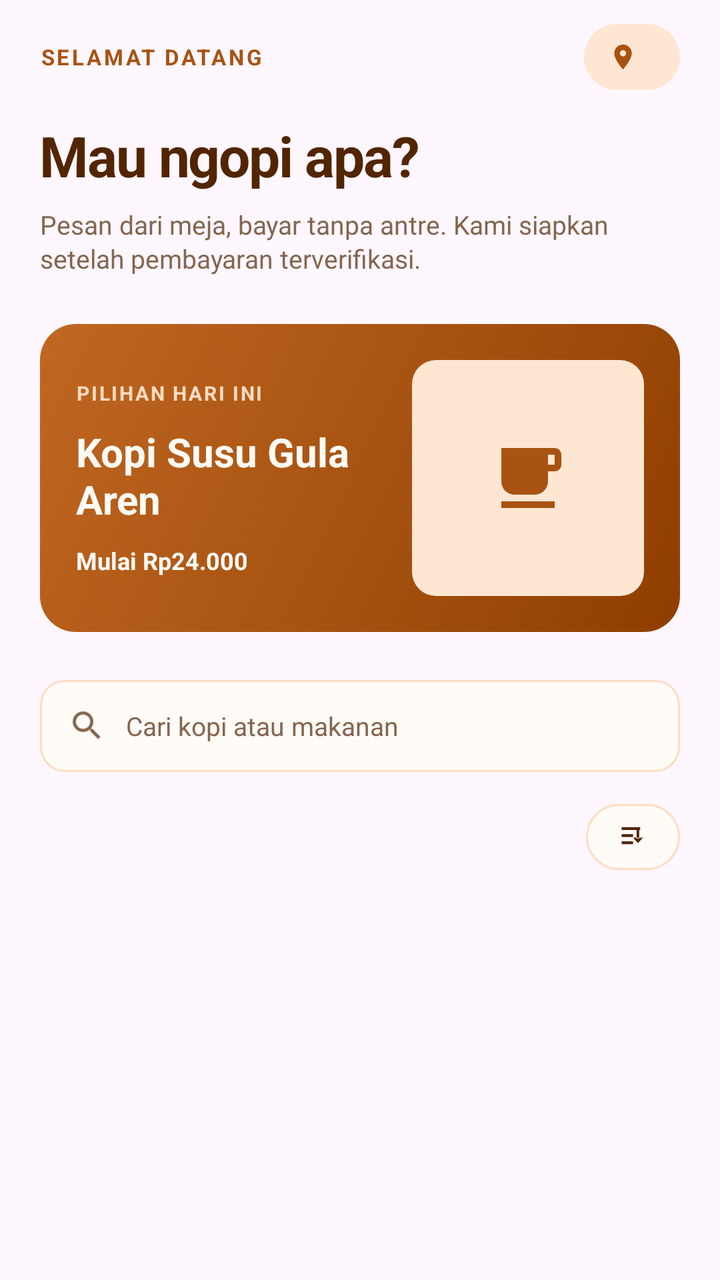
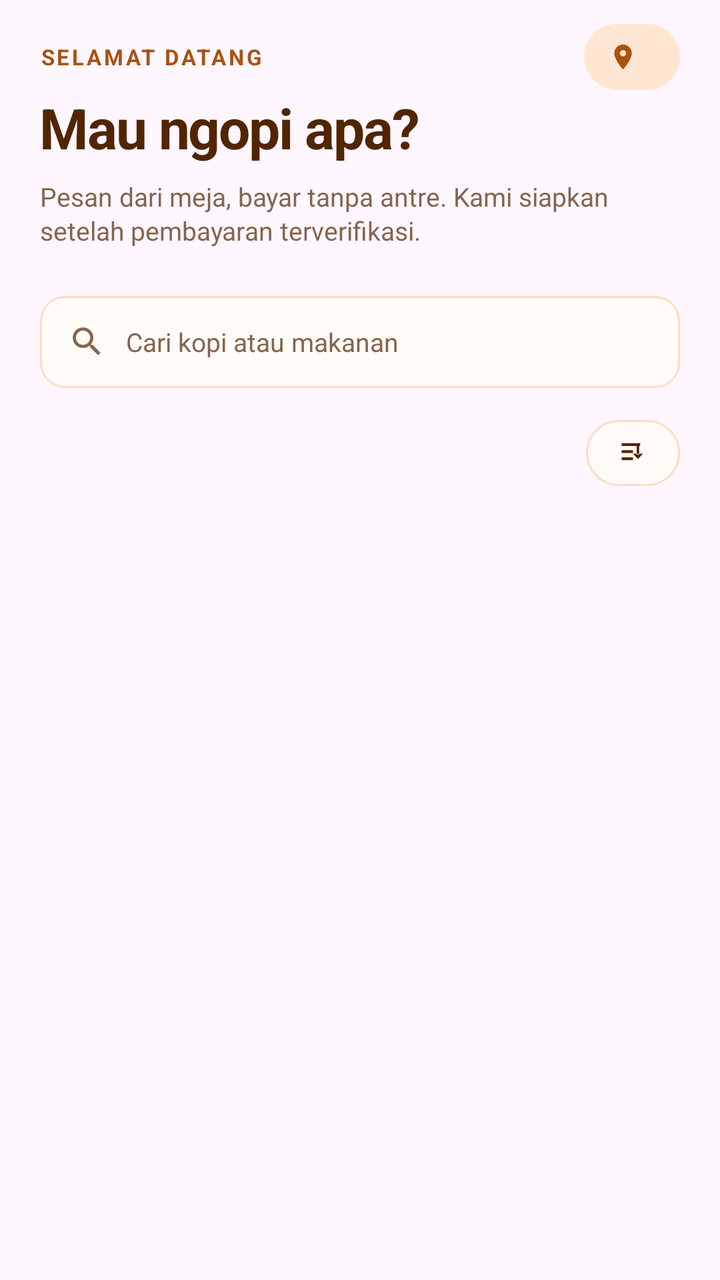

Before-and-after screenshots of an Android layout around one commit, followed by the original layout XML and the change that was made.
<!-- AndroidManifest.xml: application theme Theme.KopiInggil -->
<!-- res/layout/fragment_menu.xml -->
<?xml version="1.0" encoding="utf-8"?>
<ScrollView xmlns:android="http://schemas.android.com/apk/res/android"
    xmlns:app="http://schemas.android.com/apk/res-auto"
    xmlns:tools="http://schemas.android.com/tools"
    android:layout_width="match_parent"
    android:layout_height="match_parent"
    android:fillViewport="true"
    android:scrollbars="none"
    tools:context=".MenuFragment">

    <LinearLayout
        android:layout_width="match_parent"
        android:layout_height="wrap_content"
        android:orientation="vertical"
        android:paddingBottom="12dp">

        <LinearLayout
            android:layout_width="match_parent"
            android:layout_height="wrap_content"
            android:orientation="vertical"
            android:paddingStart="20dp"
            android:paddingTop="12dp"
            android:paddingEnd="20dp"
            android:paddingBottom="8dp">

            <LinearLayout
                android:layout_width="match_parent"
                android:layout_height="wrap_content"
                android:gravity="center_vertical"
                android:orientation="horizontal">

                <TextView
                    android:layout_width="0dp"
                    android:layout_height="wrap_content"
                    android:layout_weight="1"
                    android:letterSpacing="0.11"
                    android:text="@string/welcome_label"
                    android:textColor="@color/ngopi_primary"
                    android:textSize="11sp"
                    android:textStyle="bold" />

                <LinearLayout
                    android:layout_width="wrap_content"
                    android:layout_height="33dp"
                    android:background="@drawable/bg_badge"
                    android:gravity="center_vertical"
                    android:orientation="horizontal"
                    android:paddingStart="12dp"
                    android:paddingEnd="14dp">

                    <ImageView
                        android:layout_width="15dp"
                        android:layout_height="15dp"
                        android:importantForAccessibility="no"
                        android:src="@drawable/ic_location"
                        app:tint="@color/ngopi_primary" />

                    <TextView
                        android:id="@+id/tvTableBadge"
                        android:layout_width="wrap_content"
                        android:layout_height="wrap_content"
                        android:layout_marginStart="7dp"
                        android:textColor="@color/ngopi_primary"
                        android:textSize="12sp"
                        android:textStyle="bold" />
                </LinearLayout>
            </LinearLayout>

            <TextView
                android:layout_width="match_parent"
                android:layout_height="wrap_content"
                android:layout_marginTop="14dp"
                android:letterSpacing="-0.025"
                android:text="@string/menu_title"
                android:textColor="@color/ngopi_ink"
                android:textSize="28sp"
                android:textStyle="bold" />

            <TextView
                android:layout_width="match_parent"
                android:layout_height="wrap_content"
                android:layout_marginTop="7dp"
                android:lineSpacingMultiplier="1.1"
                android:text="@string/menu_description"
                android:textColor="@color/ngopi_muted"
                android:textSize="13sp" />

            <LinearLayout
                android:layout_width="match_parent"
                android:layout_height="154dp"
                android:layout_marginTop="24dp"
                android:background="@drawable/bg_card_green"
                android:gravity="center_vertical"
                android:orientation="horizontal"
                android:padding="18dp">

                <LinearLayout
                    android:layout_width="0dp"
                    android:layout_height="wrap_content"
                    android:layout_weight="1"
                    android:orientation="vertical">

                    <TextView
                        android:layout_width="wrap_content"
                        android:layout_height="wrap_content"
                        android:letterSpacing="0.09"
                        android:text="@string/menu_featured_label"
                        android:textColor="@color/ngopi_border"
                        android:textSize="10sp"
                        android:textStyle="bold" />

                    <TextView
                        android:layout_width="wrap_content"
                        android:layout_height="wrap_content"
                        android:layout_marginTop="9dp"
                        android:text="@string/menu_featured_title"
                        android:textColor="@color/ngopi_surface"
                        android:textSize="20sp"
                        android:textStyle="bold" />

                    <TextView
                        android:layout_width="wrap_content"
                        android:layout_height="wrap_content"
                        android:layout_marginTop="9dp"
                        android:text="@string/menu_featured_price"
                        android:textColor="@color/ngopi_surface"
                        android:textSize="12sp"
                        android:textStyle="bold" />
                </LinearLayout>

                <ImageView
                    android:layout_width="116dp"
                    android:layout_height="match_parent"
                    android:layout_marginStart="12dp"
                    android:background="@drawable/bg_photo_placeholder"
                    android:importantForAccessibility="no"
                    android:padding="38dp"
                    android:src="@drawable/ic_coffee"
                    app:tint="@color/ngopi_primary" />
            </LinearLayout>

            <LinearLayout
                android:layout_width="match_parent"
                android:layout_height="46dp"
                android:layout_marginTop="24dp"
                android:background="@drawable/bg_search"
                android:gravity="center_vertical"
                android:orientation="horizontal"
                android:paddingStart="14dp"
                android:paddingEnd="14dp">

                <ImageView
                    android:layout_width="19dp"
                    android:layout_height="19dp"
                    android:importantForAccessibility="no"
                    android:src="@drawable/ic_search"
                    app:tint="@color/ngopi_muted" />

                <EditText
                    android:id="@+id/etSearch"
                    android:layout_width="0dp"
                    android:layout_height="match_parent"
                    android:layout_marginStart="10dp"
                    android:layout_weight="1"
                    android:background="@null"
                    android:hint="@string/menu_search_hint"
                    android:imeOptions="actionSearch"
                    android:importantForAutofill="no"
                    android:inputType="text"
                    android:maxLines="1"
                    android:textColor="@color/ngopi_ink"
                    android:textColorHint="@color/ngopi_muted"
                    android:textSize="13sp" />
            </LinearLayout>

            <LinearLayout
                android:layout_width="match_parent"
                android:layout_height="wrap_content"
                android:layout_marginTop="16dp"
                android:gravity="center_vertical"
                android:orientation="horizontal">

                <LinearLayout
                    android:id="@+id/categoryContainer"
                    android:layout_width="0dp"
                    android:layout_height="wrap_content"
                    android:layout_weight="1"
                    android:orientation="horizontal" />

                <ImageView
                    android:id="@+id/btnSort"
                    android:layout_width="47dp"
                    android:layout_height="33dp"
                    android:layout_marginStart="8dp"
                    android:background="@drawable/bg_chip"
                    android:contentDescription="@string/menu_sort_cd"
                    android:padding="8dp"
                    android:src="@drawable/ic_sort"
                    app:tint="@color/ngopi_ink" />
            </LinearLayout>
        </LinearLayout>

        <ListView
            android:id="@+id/lvBarang"
            android:layout_width="match_parent"
            android:layout_height="219dp"
            android:divider="@null"
            android:dividerHeight="0dp"
            android:nestedScrollingEnabled="false"
            android:scrollbars="none" />

        <TextView
            android:id="@+id/tvEmpty"
            android:layout_width="match_parent"
            android:layout_height="wrap_content"
            android:gravity="center"
            android:padding="16dp"
            android:text="@string/menu_empty"
            android:textColor="@color/ngopi_muted"
            android:textSize="13sp"
            android:visibility="gone" />
    </LinearLayout>
</ScrollView>
<!-- resources referenced by this layout -->
<resources>
  <color name="ngopi_border">#FFDCC2</color>
  <color name="ngopi_ink">#522500</color>
  <color name="ngopi_muted">#85654F</color>
  <color name="ngopi_primary">#A85311</color>
  <color name="ngopi_surface">#FFFBF7</color>
  <!-- drawable bg_badge (drawable) -->
  <?xml version="1.0" encoding="utf-8"?>
  <shape xmlns:android="http://schemas.android.com/apk/res/android" android:shape="rectangle">
      <solid android:color="@color/ngopi_badge" />
      <corners android:radius="20dp" />
  </shape>
  <!-- drawable bg_card_green (drawable) -->
  <?xml version="1.0" encoding="utf-8"?>
  <shape xmlns:android="http://schemas.android.com/apk/res/android" android:shape="rectangle">
      <gradient
          android:angle="315"
          android:centerColor="@color/ngopi_primary"
          android:endColor="@color/ngopi_primary_dark"
          android:startColor="@color/ngopi_primary_light" />
      <corners android:radius="18dp" />
  </shape>
  <!-- drawable bg_chip (drawable) -->
  <?xml version="1.0" encoding="utf-8"?>
  <shape xmlns:android="http://schemas.android.com/apk/res/android" android:shape="rectangle">
      <solid android:color="@color/ngopi_surface" />
      <corners android:radius="20dp" />
      <stroke
          android:width="1dp"
          android:color="@color/ngopi_border" />
  </shape>
  <!-- drawable bg_photo_placeholder (drawable) -->
  <?xml version="1.0" encoding="utf-8"?>
  <shape xmlns:android="http://schemas.android.com/apk/res/android" android:shape="rectangle">
      <solid android:color="@color/ngopi_badge" />
      <corners android:radius="12dp" />
  </shape>
  <!-- drawable bg_search (drawable) -->
  <?xml version="1.0" encoding="utf-8"?>
  <shape xmlns:android="http://schemas.android.com/apk/res/android" android:shape="rectangle">
      <solid android:color="@color/ngopi_surface" />
      <corners android:radius="12dp" />
      <stroke
          android:width="1dp"
          android:color="@color/ngopi_border" />
  </shape>
  <!-- drawable ic_coffee (drawable) -->
  <vector xmlns:android="http://schemas.android.com/apk/res/android"
      android:width="24dp"
      android:height="24dp"
      android:viewportWidth="24"
      android:viewportHeight="24">
      <path
          android:fillColor="@android:color/white"
          android:pathData="M20,3L4,3v10c0,2.21 1.79,4 4,4h6c2.21,0 4,-1.79 4,-4v-3h2c1.11,0 2,-0.9 2,-2L22,5c0,-1.11 -0.89,-2 -2,-2zM20,8h-2L18,5h2v3zM4,19h16v2L4,21z" />
  </vector>
  <!-- drawable ic_sort (drawable) -->
  <vector xmlns:android="http://schemas.android.com/apk/res/android"
      android:width="24dp"
      android:height="24dp"
      android:viewportWidth="24"
      android:viewportHeight="24">
      <path
          android:fillColor="@android:color/white"
          android:pathData="M4,5h13v2H4zM4,10h8v2H4zM4,15h8v2H4zM14.6,7h1.8v6h-1.8zM12,12.5l3.5,3.8l3.5,-3.8z" />
  </vector>
  <string name="menu_description">Pesan dari meja, bayar tanpa antre. Kami siapkan setelah pembayaran terverifikasi.</string>
  <string name="menu_empty">Menu tidak ditemukan</string>
  <string name="menu_featured_label">PILIHAN HARI INI</string>
  <string name="menu_featured_price">Mulai Rp24.000</string>
  <string name="menu_featured_title">Kopi Susu Gula Aren</string>
  <string name="menu_search_hint">Cari kopi atau makanan</string>
  <string name="menu_sort_cd">Urutkan menu</string>
  <string name="menu_title">Mau ngopi apa?</string>
  <string name="welcome_label">SELAMAT DATANG</string>
  <style name="Theme.KopiInggil" parent="Base.Theme.KopiInggil" />
  <color name="ngopi_badge">#FFE6D3</color>
  <color name="ngopi_primary_dark">#8F3E00</color>
  <color name="ngopi_primary_light">#C06722</color>
  <style name="Base.Theme.KopiInggil" parent="Theme.Material3.DayNight.NoActionBar">
          
          
      </style>
  <!-- unchanged entries left out for length: 2 -->
</resources>

<!-- the commit's change to res/layout/fragment_menu.xml (unified diff, before → after) -->
@@ -69,7 +69,6 @@
             <TextView
                 android:layout_width="match_parent"
                 android:layout_height="wrap_content"
-                android:layout_marginTop="14dp"
                 android:letterSpacing="-0.025"
                 android:text="@string/menu_title"
                 android:textColor="@color/ngopi_ink"
@@ -85,59 +84,23 @@
                 android:textColor="@color/ngopi_muted"
                 android:textSize="13sp" />
 
-            <LinearLayout
+            
+            <androidx.recyclerview.widget.RecyclerView
+                android:id="@+id/rvPromo"
                 android:layout_width="match_parent"
                 android:layout_height="154dp"
                 android:layout_marginTop="24dp"
-                android:background="@drawable/bg_card_green"
-                android:gravity="center_vertical"
+                android:overScrollMode="never"
+                android:visibility="gone" />
+
+            <LinearLayout
+                android:id="@+id/llPromoDots"
+                android:layout_width="match_parent"
+                android:layout_height="wrap_content"
+                android:layout_marginTop="10dp"
+                android:gravity="center"
                 android:orientation="horizontal"
-                android:padding="18dp">
-
-                <LinearLayout
-                    android:layout_width="0dp"
-                    android:layout_height="wrap_content"
-                    android:layout_weight="1"
-                    android:orientation="vertical">
-
-                    <TextView
-                        android:layout_width="wrap_content"
-                        android:layout_height="wrap_content"
-                        android:letterSpacing="0.09"
-                        android:text="@string/menu_featured_label"
-                        android:textColor="@color/ngopi_border"
-                        android:textSize="10sp"
-                        android:textStyle="bold" />
-
-                    <TextView
-                        android:layout_width="wrap_content"
-                        android:layout_height="wrap_content"
-                        android:layout_marginTop="9dp"
-                        android:text="@string/menu_featured_title"
-                        android:textColor="@color/ngopi_surface"
-                        android:textSize="20sp"
-                        android:textStyle="bold" />
-
-                    <TextView
-                        android:layout_width="wrap_content"
-                        android:layout_height="wrap_content"
-                        android:layout_marginTop="9dp"
-                        android:text="@string/menu_featured_price"
-                        android:textColor="@color/ngopi_surface"
-                        android:textSize="12sp"
-                        android:textStyle="bold" />
-                </LinearLayout>
-
-                <ImageView
-                    android:layout_width="116dp"
-                    android:layout_height="match_parent"
-                    android:layout_marginStart="12dp"
-                    android:background="@drawable/bg_photo_placeholder"
-                    android:importantForAccessibility="no"
-                    android:padding="38dp"
-                    android:src="@drawable/ic_coffee"
-                    app:tint="@color/ngopi_primary" />
-            </LinearLayout>
+                android:visibility="gone" />
 
             <LinearLayout
                 android:layout_width="match_parent"
<!-- resource entries referenced after the edit -->
@@ -11,16 +11,6 @@
       <solid android:color="@color/ngopi_badge" />
       <corners android:radius="20dp" />
   </shape>
-  <!-- drawable bg_card_green (drawable) -->
-  <?xml version="1.0" encoding="utf-8"?>
-  <shape xmlns:android="http://schemas.android.com/apk/res/android" android:shape="rectangle">
-      <gradient
-          android:angle="315"
-          android:centerColor="@color/ngopi_primary"
-          android:endColor="@color/ngopi_primary_dark"
-          android:startColor="@color/ngopi_primary_light" />
-      <corners android:radius="18dp" />
-  </shape>
   <!-- drawable bg_chip (drawable) -->
   <?xml version="1.0" encoding="utf-8"?>
   <shape xmlns:android="http://schemas.android.com/apk/res/android" android:shape="rectangle">
@@ -29,12 +19,6 @@
       <stroke
           android:width="1dp"
           android:color="@color/ngopi_border" />
-  </shape>
-  <!-- drawable bg_photo_placeholder (drawable) -->
-  <?xml version="1.0" encoding="utf-8"?>
-  <shape xmlns:android="http://schemas.android.com/apk/res/android" android:shape="rectangle">
-      <solid android:color="@color/ngopi_badge" />
-      <corners android:radius="12dp" />
   </shape>
   <!-- drawable bg_search (drawable) -->
   <?xml version="1.0" encoding="utf-8"?>
@@ -45,16 +29,6 @@
           android:width="1dp"
           android:color="@color/ngopi_border" />
   </shape>
-  <!-- drawable ic_coffee (drawable) -->
-  <vector xmlns:android="http://schemas.android.com/apk/res/android"
-      android:width="24dp"
-      android:height="24dp"
-      android:viewportWidth="24"
-      android:viewportHeight="24">
-      <path
-          android:fillColor="@android:color/white"
-          android:pathData="M20,3L4,3v10c0,2.21 1.79,4 4,4h6c2.21,0 4,-1.79 4,-4v-3h2c1.11,0 2,-0.9 2,-2L22,5c0,-1.11 -0.89,-2 -2,-2zM20,8h-2L18,5h2v3zM4,19h16v2L4,21z" />
-  </vector>
   <!-- drawable ic_sort (drawable) -->
   <vector xmlns:android="http://schemas.android.com/apk/res/android"
       android:width="24dp"
@@ -67,17 +41,12 @@
   </vector>
   <string name="menu_description">Pesan dari meja, bayar tanpa antre. Kami siapkan setelah pembayaran terverifikasi.</string>
   <string name="menu_empty">Menu tidak ditemukan</string>
-  <string name="menu_featured_label">PILIHAN HARI INI</string>
-  <string name="menu_featured_price">Mulai Rp24.000</string>
-  <string name="menu_featured_title">Kopi Susu Gula Aren</string>
   <string name="menu_search_hint">Cari kopi atau makanan</string>
   <string name="menu_sort_cd">Urutkan menu</string>
   <string name="menu_title">Mau ngopi apa?</string>
   <string name="welcome_label">SELAMAT DATANG</string>
   <style name="Theme.KopiInggil" parent="Base.Theme.KopiInggil" />
   <color name="ngopi_badge">#FFE6D3</color>
-  <color name="ngopi_primary_dark">#8F3E00</color>
-  <color name="ngopi_primary_light">#C06722</color>
   <style name="Base.Theme.KopiInggil" parent="Theme.Material3.DayNight.NoActionBar">
           
           
